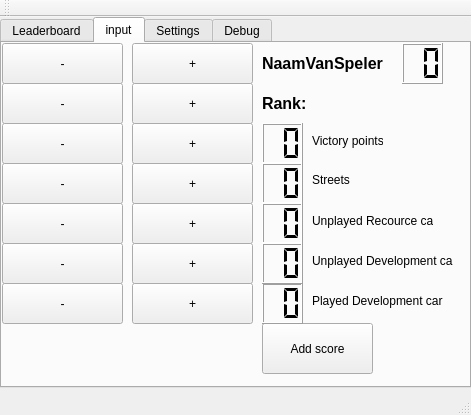
Old version of the form CatanScoreboard/mainwindow.ui in the repository cdwijs/CatanScoreboard.
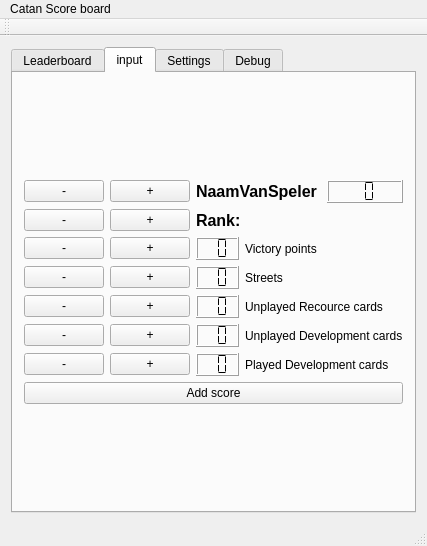
New version of the form. The open tabs and pages were chosen to show the change.

Commit message: List of players is now loaded and saved from QSettings objext

Diff of the .ui file:
```diff
--- a/CatanScoreboard/mainwindow.ui
+++ b/CatanScoreboard/mainwindow.ui
@@ -6,23 +6,17 @@
    <rect>
     <x>0</x>
     <y>0</y>
-    <width>471</width>
-    <height>415</height>
+    <width>411</width>
+    <height>502</height>
    </rect>
   </property>
   <property name="windowTitle">
    <string>MainWindow</string>
   </property>
   <widget class="QWidget" name="centralWidget">
+   <layout class="QVBoxLayout" name="verticalLayout_3">
+    <item>
    <widget class="QTabWidget" name="tabWidget">
-    <property name="geometry">
-     <rect>
-      <x>0</x>
-      <y>0</y>
-      <width>471</width>
-      <height>371</height>
-     </rect>
-    </property>
     <property name="sizePolicy">
      <sizepolicy hsizetype="Expanding" vsizetype="Expanding">
       <horstretch>0</horstretch>
@@ -30,7 +24,7 @@
      </sizepolicy>
     </property>
     <property name="currentIndex">
-     <number>1</number>
+       <number>2</number>
     </property>
     <property name="iconSize">
      <size>
@@ -42,98 +36,152 @@
      <attribute name="title">
       <string>Leaderboard</string>
      </attribute>
+       <layout class="QVBoxLayout" name="verticalLayout_2">
+        <item>
+         <widget class="QTextBrowser" name="textBrowser_2"/>
+        </item>
+        <item>
      <widget class="QPushButton" name="pushButton_2">
-      <property name="geometry">
-       <rect>
-        <x>460</x>
-        <y>340</y>
-        <width>75</width>
-        <height>23</height>
-       </rect>
-      </property>
       <property name="text">
        <string>PushButton</string>
       </property>
      </widget>
-     <widget class="QTextBrowser" name="textBrowser_2">
-      <property name="geometry">
-       <rect>
-        <x>10</x>
-        <y>10</y>
-        <width>251</width>
-        <height>361</height>
-       </rect>
-      </property>
-     </widget>
+        </item>
+       </layout>
     </widget>
     <widget class="QWidget" name="tab_2">
      <attribute name="title">
       <string>input</string>
      </attribute>
-     <widget class="QPushButton" name="pushButton_3">
-      <property name="geometry">
-       <rect>
-        <x>260</x>
-        <y>280</y>
-        <width>111</width>
-        <height>51</height>
-       </rect>
-      </property>
+       <layout class="QVBoxLayout" name="verticalLayout_4">
+        <item>
+         <layout class="QGridLayout" name="gridLayout">
+          <item row="3" column="0">
+           <widget class="QPushButton" name="btnStreetsMin">
+            <property name="text">
+             <string>-</string>
+            </property>
+           </widget>
+          </item>
+          <item row="3" column="2">
+           <widget class="QLCDNumber" name="lcdStreets">
+            <property name="digitCount">
+             <number>2</number>
+            </property>
+            <property name="segmentStyle">
+             <enum>QLCDNumber::Flat</enum>
+            </property>
+           </widget>
+          </item>
+          <item row="4" column="0">
+           <widget class="QPushButton" name="btnStreetsMin_2">
+            <property name="text">
+             <string>-</string>
+            </property>
+           </widget>
+          </item>
+          <item row="2" column="1">
+           <widget class="QPushButton" name="btnPointsPlus">
+            <property name="sizePolicy">
+             <sizepolicy hsizetype="Minimum" vsizetype="Fixed">
+              <horstretch>0</horstretch>
+              <verstretch>0</verstretch>
+             </sizepolicy>
+            </property>
+            <property name="text">
+             <string>+</string>
+            </property>
+           </widget>
+          </item>
+          <item row="4" column="1">
+           <widget class="QPushButton" name="btnStreetsPlus_2">
+            <property name="sizePolicy">
+             <sizepolicy hsizetype="Minimum" vsizetype="Fixed">
+              <horstretch>0</horstretch>
+              <verstretch>0</verstretch>
+             </sizepolicy>
+            </property>
+            <property name="text">
+             <string>+</string>
+            </property>
+           </widget>
+          </item>
+          <item row="7" column="0" colspan="5">
+           <widget class="QPushButton" name="btnAddScore">
       <property name="text">
        <string>Add score</string>
       </property>
      </widget>
-     <widget class="QLCDNumber" name="lcdNumPlayers">
-      <property name="geometry">
-       <rect>
-        <x>400</x>
-        <y>0</y>
-        <width>41</width>
-        <height>41</height>
-       </rect>
-      </property>
-      <property name="digitCount">
-       <number>2</number>
-      </property>
-      <property name="segmentStyle">
-       <enum>QLCDNumber::Flat</enum>
-      </property>
-     </widget>
-     <widget class="QPushButton" name="btnPlayersPlus">
-      <property name="geometry">
-       <rect>
-        <x>130</x>
-        <y>0</y>
-        <width>121</width>
-        <height>41</height>
-       </rect>
+          </item>
+          <item row="4" column="3" colspan="2">
+           <widget class="QLabel" name="label_5">
+            <property name="text">
+             <string>Unplayed Recource cards</string>
+            </property>
+           </widget>
+          </item>
+          <item row="6" column="1">
+           <widget class="QPushButton" name="btnKnightPlus">
+            <property name="sizePolicy">
+             <sizepolicy hsizetype="Minimum" vsizetype="Fixed">
+              <horstretch>0</horstretch>
+              <verstretch>0</verstretch>
+             </sizepolicy>
       </property>
       <property name="text">
        <string>+</string>
       </property>
      </widget>
+          </item>
+          <item row="0" column="0">
      <widget class="QPushButton" name="btnPlayersMin">
-      <property name="geometry">
-       <rect>
-        <x>0</x>
-        <y>0</y>
-        <width>121</width>
-        <height>41</height>
-       </rect>
-      </property>
       <property name="text">
        <string>-</string>
       </property>
      </widget>
+          </item>
+          <item row="0" column="4">
+           <widget class="QLCDNumber" name="lcdNumPlayers">
+            <property name="digitCount">
+             <number>2</number>
+            </property>
+            <property name="segmentStyle">
+             <enum>QLCDNumber::Flat</enum>
+            </property>
+           </widget>
+          </item>
+          <item row="1" column="1">
+           <widget class="QPushButton" name="btnRankPlus">
+            <property name="sizePolicy">
+             <sizepolicy hsizetype="Minimum" vsizetype="Fixed">
+              <horstretch>0</horstretch>
+              <verstretch>0</verstretch>
+             </sizepolicy>
+            </property>
+            <property name="text">
+             <string>+</string>
+            </property>
+           </widget>
+          </item>
+          <item row="6" column="2">
+           <widget class="QLCDNumber" name="lcdKnight">
+            <property name="digitCount">
+             <number>2</number>
+            </property>
+            <property name="segmentStyle">
+             <enum>QLCDNumber::Flat</enum>
+            </property>
+           </widget>
+          </item>
+          <item row="3" column="3">
+           <widget class="QLabel" name="label_3">
+            <property name="text">
+             <string>Streets</string>
+            </property>
+           </widget>
+          </item>
+          <item row="0" column="2" colspan="2">
      <widget class="QLabel" name="label">
-      <property name="geometry">
-       <rect>
-        <x>260</x>
-        <y>10</y>
-        <width>161</width>
-        <height>20</height>
-       </rect>
-      </property>
       <property name="font">
        <font>
         <pointsize>12</pointsize>
@@ -145,41 +193,16 @@
        <string>NaamVanSpeler</string>
       </property>
      </widget>
+          </item>
+          <item row="1" column="0">
      <widget class="QPushButton" name="btnRankMin">
-      <property name="geometry">
-       <rect>
-        <x>0</x>
-        <y>40</y>
-        <width>121</width>
-        <height>41</height>
-       </rect>
-      </property>
       <property name="text">
        <string>-</string>
       </property>
      </widget>
-     <widget class="QPushButton" name="btnRankPlus">
-      <property name="geometry">
-       <rect>
-        <x>130</x>
-        <y>40</y>
-        <width>121</width>
-        <height>41</height>
-       </rect>
-      </property>
-      <property name="text">
-       <string>+</string>
-      </property>
-     </widget>
+          </item>
+          <item row="1" column="2" colspan="2">
      <widget class="QLabel" name="labelRank">
-      <property name="geometry">
-       <rect>
-        <x>260</x>
-        <y>50</y>
-        <width>131</width>
-        <height>21</height>
-       </rect>
-      </property>
       <property name="font">
        <font>
         <pointsize>12</pointsize>
@@ -191,41 +214,33 @@
        <string>Rank:</string>
       </property>
      </widget>
-     <widget class="QPushButton" name="btnPointsMin">
-      <property name="geometry">
-       <rect>
-        <x>0</x>
-        <y>80</y>
-        <width>121</width>
-        <height>41</height>
-       </rect>
-      </property>
+          </item>
+          <item row="5" column="2">
+           <widget class="QLCDNumber" name="lcdStreets_3">
+            <property name="digitCount">
+             <number>2</number>
+            </property>
+            <property name="segmentStyle">
+             <enum>QLCDNumber::Flat</enum>
+            </property>
+           </widget>
+          </item>
+          <item row="5" column="0">
+           <widget class="QPushButton" name="btnStreetsMin_3">
       <property name="text">
        <string>-</string>
       </property>
      </widget>
-     <widget class="QPushButton" name="btnPointsPlus">
-      <property name="geometry">
-       <rect>
-        <x>130</x>
-        <y>80</y>
-        <width>121</width>
-        <height>41</height>
-       </rect>
-      </property>
+          </item>
+          <item row="5" column="3" colspan="2">
+           <widget class="QLabel" name="label_6">
       <property name="text">
-       <string>+</string>
-      </property>
-     </widget>
+             <string>Unplayed Development cards</string>
+            </property>
+           </widget>
+          </item>
+          <item row="2" column="2">
      <widget class="QLCDNumber" name="lcdPoints">
-      <property name="geometry">
-       <rect>
-        <x>260</x>
-        <y>80</y>
-        <width>41</width>
-        <height>41</height>
-       </rect>
-      </property>
       <property name="digitCount">
        <number>2</number>
       </property>
@@ -233,219 +248,69 @@
        <enum>QLCDNumber::Flat</enum>
       </property>
      </widget>
-     <widget class="QLabel" name="label_2">
-      <property name="geometry">
-       <rect>
-        <x>310</x>
-        <y>90</y>
-        <width>71</width>
-        <height>16</height>
-       </rect>
+          </item>
+          <item row="0" column="1">
+           <widget class="QPushButton" name="btnPlayersPlus">
+            <property name="sizePolicy">
+             <sizepolicy hsizetype="Minimum" vsizetype="Fixed">
+              <horstretch>0</horstretch>
+              <verstretch>0</verstretch>
+             </sizepolicy>
       </property>
       <property name="text">
-       <string>Victory points</string>
-      </property>
-     </widget>
-     <widget class="QPushButton" name="btnStreetsMin">
-      <property name="geometry">
-       <rect>
-        <x>0</x>
-        <y>120</y>
-        <width>121</width>
-        <height>41</height>
-       </rect>
-      </property>
-      <property name="text">
-       <string>-</string>
-      </property>
-     </widget>
+             <string>+</string>
+            </property>
+           </widget>
+          </item>
+          <item row="3" column="1">
      <widget class="QPushButton" name="btnStreetsPlus">
-      <property name="geometry">
-       <rect>
-        <x>130</x>
-        <y>120</y>
-        <width>121</width>
-        <height>41</height>
-       </rect>
+            <property name="sizePolicy">
+             <sizepolicy hsizetype="Minimum" vsizetype="Fixed">
+              <horstretch>0</horstretch>
+              <verstretch>0</verstretch>
+             </sizepolicy>
       </property>
       <property name="text">
        <string>+</string>
       </property>
      </widget>
-     <widget class="QLCDNumber" name="lcdStreets">
-      <property name="geometry">
-       <rect>
-        <x>260</x>
-        <y>120</y>
-        <width>41</width>
-        <height>41</height>
-       </rect>
-      </property>
-      <property name="digitCount">
-       <number>2</number>
-      </property>
-      <property name="segmentStyle">
-       <enum>QLCDNumber::Flat</enum>
-      </property>
-     </widget>
-     <widget class="QLabel" name="label_3">
-      <property name="geometry">
-       <rect>
-        <x>310</x>
-        <y>130</y>
-        <width>47</width>
-        <height>13</height>
-       </rect>
-      </property>
-      <property name="text">
-       <string>Streets</string>
-      </property>
-     </widget>
-     <widget class="QPushButton" name="btnKnightMin">
-      <property name="geometry">
-       <rect>
-        <x>0</x>
-        <y>240</y>
-        <width>121</width>
-        <height>41</height>
-       </rect>
-      </property>
-      <property name="text">
-       <string>-</string>
-      </property>
-     </widget>
-     <widget class="QPushButton" name="btnKnightPlus">
-      <property name="geometry">
-       <rect>
-        <x>130</x>
-        <y>240</y>
-        <width>121</width>
-        <height>41</height>
-       </rect>
-      </property>
-      <property name="text">
-       <string>+</string>
-      </property>
-     </widget>
-     <widget class="QLCDNumber" name="lcdKnight">
-      <property name="geometry">
-       <rect>
-        <x>260</x>
-        <y>240</y>
-        <width>41</width>
-        <height>41</height>
-       </rect>
-      </property>
-      <property name="digitCount">
-       <number>2</number>
-      </property>
-      <property name="segmentStyle">
-       <enum>QLCDNumber::Flat</enum>
-      </property>
-     </widget>
+          </item>
+          <item row="6" column="3" colspan="2">
      <widget class="QLabel" name="label_4">
-      <property name="geometry">
-       <rect>
-        <x>310</x>
-        <y>250</y>
-        <width>131</width>
-        <height>16</height>
-       </rect>
-      </property>
       <property name="text">
        <string>Played Development cards</string>
       </property>
      </widget>
-     <widget class="QPushButton" name="btnStreetsMin_2">
-      <property name="geometry">
-       <rect>
-        <x>0</x>
-        <y>160</y>
-        <width>121</width>
-        <height>41</height>
-       </rect>
-      </property>
+          </item>
+          <item row="2" column="0">
+           <widget class="QPushButton" name="btnPointsMin">
       <property name="text">
        <string>-</string>
       </property>
      </widget>
-     <widget class="QPushButton" name="btnStreetsPlus_2">
-      <property name="geometry">
-       <rect>
-        <x>130</x>
-        <y>160</y>
-        <width>121</width>
-        <height>41</height>
-       </rect>
-      </property>
+          </item>
+          <item row="6" column="0">
+           <widget class="QPushButton" name="btnKnightMin">
       <property name="text">
-       <string>+</string>
-      </property>
-     </widget>
-     <widget class="QLCDNumber" name="lcdStreets_2">
-      <property name="geometry">
-       <rect>
-        <x>260</x>
-        <y>160</y>
-        <width>41</width>
-        <height>41</height>
-       </rect>
-      </property>
-      <property name="digitCount">
-       <number>2</number>
-      </property>
-      <property name="segmentStyle">
-       <enum>QLCDNumber::Flat</enum>
-      </property>
-     </widget>
-     <widget class="QLabel" name="label_5">
-      <property name="geometry">
-       <rect>
-        <x>310</x>
-        <y>170</y>
-        <width>121</width>
-        <height>16</height>
-       </rect>
-      </property>
-      <property name="text">
-       <string>Unplayed Recource cards</string>
-      </property>
-     </widget>
-     <widget class="QPushButton" name="btnStreetsMin_3">
-      <property name="geometry">
-       <rect>
-        <x>0</x>
-        <y>200</y>
-        <width>121</width>
-        <height>41</height>
-       </rect>
-      </property>
-      <property name="text">
        <string>-</string>
       </property>
      </widget>
+          </item>
+          <item row="5" column="1">
      <widget class="QPushButton" name="btnStreetsPlus_3">
-      <property name="geometry">
-       <rect>
-        <x>130</x>
-        <y>200</y>
-        <width>121</width>
-        <height>41</height>
-       </rect>
+            <property name="sizePolicy">
+             <sizepolicy hsizetype="Minimum" vsizetype="Fixed">
+              <horstretch>0</horstretch>
+              <verstretch>0</verstretch>
+             </sizepolicy>
       </property>
       <property name="text">
        <string>+</string>
       </property>
      </widget>
-     <widget class="QLCDNumber" name="lcdStreets_3">
-      <property name="geometry">
-       <rect>
-        <x>260</x>
-        <y>200</y>
-        <width>41</width>
-        <height>41</height>
-       </rect>
-      </property>
+          </item>
+          <item row="4" column="2">
+           <widget class="QLCDNumber" name="lcdStreets_2">
       <property name="digitCount">
        <number>2</number>
       </property>
@@ -453,246 +318,163 @@
        <enum>QLCDNumber::Flat</enum>
       </property>
      </widget>
-     <widget class="QLabel" name="label_6">
-      <property name="geometry">
-       <rect>
-        <x>310</x>
-        <y>210</y>
-        <width>141</width>
-        <height>16</height>
-       </rect>
-      </property>
+          </item>
+          <item row="2" column="3">
+           <widget class="QLabel" name="label_2">
       <property name="text">
-       <string>Unplayed Development cards</string>
-      </property>
-     </widget>
+             <string>Victory points</string>
+            </property>
+           </widget>
+          </item>
+         </layout>
+        </item>
+       </layout>
     </widget>
     <widget class="QWidget" name="tab_3">
      <attribute name="title">
       <string>Settings</string>
      </attribute>
-     <widget class="QLineEdit" name="lineEdit">
-      <property name="geometry">
-       <rect>
-        <x>12</x>
-        <y>20</y>
-        <width>181</width>
-        <height>20</height>
-       </rect>
-      </property>
+       <layout class="QHBoxLayout" name="horizontalLayout">
+        <item>
+         <layout class="QVBoxLayout" name="verticalLayout">
+          <item>
+           <widget class="QLineEdit" name="lineEdit_1">
       <property name="text">
        <string>player 1</string>
       </property>
      </widget>
+          </item>
+          <item>
      <widget class="QLineEdit" name="lineEdit_2">
-      <property name="geometry">
-       <rect>
-        <x>12</x>
-        <y>40</y>
-        <width>181</width>
-        <height>20</height>
-       </rect>
-      </property>
       <property name="text">
        <string>player 2</string>
       </property>
      </widget>
+          </item>
+          <item>
      <widget class="QLineEdit" name="lineEdit_3">
-      <property name="geometry">
-       <rect>
-        <x>12</x>
-        <y>60</y>
-        <width>181</width>
-        <height>20</height>
-       </rect>
-      </property>
       <property name="text">
        <string>player 3</string>
       </property>
      </widget>
+          </item>
+          <item>
      <widget class="QLineEdit" name="lineEdit_4">
-      <property name="geometry">
-       <rect>
-        <x>12</x>
-        <y>80</y>
-        <width>181</width>
-        <height>20</height>
-       </rect>
-      </property>
       <property name="text">
        <string>player 4</string>
       </property>
      </widget>
+          </item>
+          <item>
      <widget class="QLineEdit" name="lineEdit_5">
-      <property name="geometry">
-       <rect>
-        <x>12</x>
-        <y>100</y>
-        <width>181</width>
-        <height>20</height>
-       </rect>
-      </property>
       <property name="text">
        <string>player 5</string>
       </property>
      </widget>
+          </item>
+          <item>
      <widget class="QLineEdit" name="lineEdit_6">
-      <property name="geometry">
-       <rect>
-        <x>12</x>
-        <y>120</y>
-        <width>181</width>
-        <height>20</height>
-       </rect>
-      </property>
       <property name="text">
        <string>player 6</string>
       </property>
      </widget>
+          </item>
+          <item>
      <widget class="QLineEdit" name="lineEdit_7">
-      <property name="geometry">
-       <rect>
-        <x>12</x>
-        <y>140</y>
-        <width>181</width>
-        <height>20</height>
-       </rect>
-      </property>
       <property name="text">
        <string>player 7</string>
       </property>
      </widget>
+          </item>
+          <item>
      <widget class="QLineEdit" name="lineEdit_8">
-      <property name="geometry">
-       <rect>
-        <x>12</x>
-        <y>160</y>
-        <width>181</width>
-        <height>20</height>
-       </rect>
-      </property>
       <property name="text">
        <string>player 8</string>
       </property>
      </widget>
+          </item>
+          <item>
      <widget class="QLineEdit" name="lineEdit_9">
-      <property name="geometry">
-       <rect>
-        <x>12</x>
-        <y>180</y>
-        <width>181</width>
-        <height>20</height>
-       </rect>
-      </property>
       <property name="text">
        <string>player 9</string>
       </property>
      </widget>
+          </item>
+          <item>
      <widget class="QLineEdit" name="lineEdit_10">
-      <property name="geometry">
-       <rect>
-        <x>12</x>
-        <y>200</y>
-        <width>181</width>
-        <height>20</height>
-       </rect>
-      </property>
       <property name="text">
        <string>player 10</string>
       </property>
      </widget>
+          </item>
+          <item>
      <widget class="QLineEdit" name="lineEdit_11">
-      <property name="geometry">
-       <rect>
-        <x>12</x>
-        <y>220</y>
-        <width>181</width>
-        <height>20</height>
-       </rect>
-      </property>
       <property name="text">
        <string>player 11</string>
       </property>
      </widget>
+          </item>
+          <item>
      <widget class="QLineEdit" name="lineEdit_12">
-      <property name="geometry">
-       <rect>
-        <x>10</x>
-        <y>240</y>
-        <width>181</width>
-        <height>20</height>
-       </rect>
-      </property>
       <property name="text">
        <string>player 12</string>
       </property>
      </widget>
+          </item>
+          <item>
      <widget class="QLineEdit" name="lineEdit_13">
-      <property name="geometry">
-       <rect>
-        <x>10</x>
-        <y>260</y>
-        <width>181</width>
-        <height>20</height>
-       </rect>
-      </property>
       <property name="text">
        <string>player 13</string>
       </property>
      </widget>
+          </item>
+          <item>
      <widget class="QLineEdit" name="lineEdit_14">
-      <property name="geometry">
-       <rect>
-        <x>10</x>
-        <y>280</y>
-        <width>181</width>
-        <height>20</height>
-       </rect>
-      </property>
       <property name="text">
        <string>player 14</string>
       </property>
      </widget>
+          </item>
+          <item>
      <widget class="QLineEdit" name="lineEdit_15">
-      <property name="geometry">
-       <rect>
-        <x>10</x>
-        <y>300</y>
-        <width>181</width>
-        <height>20</height>
-       </rect>
-      </property>
       <property name="text">
        <string>player 15</string>
       </property>
      </widget>
+          </item>
+         </layout>
+        </item>
+       </layout>
     </widget>
     <widget class="QWidget" name="Debug">
      <attribute name="title">
       <string>Debug</string>
      </attribute>
-     <widget class="QTextBrowser" name="textBrowser">
-      <property name="geometry">
-       <rect>
-        <x>0</x>
-        <y>0</y>
-        <width>391</width>
-        <height>231</height>
-       </rect>
-      </property>
-     </widget>
-    </widget>
-   </widget>
+       <layout class="QGridLayout" name="gridLayout_3">
+        <item row="0" column="0">
+         <widget class="QTextBrowser" name="textBrowser"/>
+        </item>
+       </layout>
+      </widget>
+     </widget>
+    </item>
+   </layout>
   </widget>
   <widget class="QMenuBar" name="menuBar">
    <property name="geometry">
     <rect>
      <x>0</x>
      <y>0</y>
-     <width>471</width>
+     <width>411</width>
      <height>21</height>
     </rect>
    </property>
+   <widget class="QMenu" name="menuCatan_Score_board">
+    <property name="title">
+     <string>Catan Score board</string>
+    </property>
+   </widget>
+   <addaction name="menuCatan_Score_board"/>
   </widget>
   <widget class="QToolBar" name="mainToolBar">
    <attribute name="toolBarArea">
```
Lines whose indentation alone changed are shown as unchanged. The commit also changes 6 other files.
